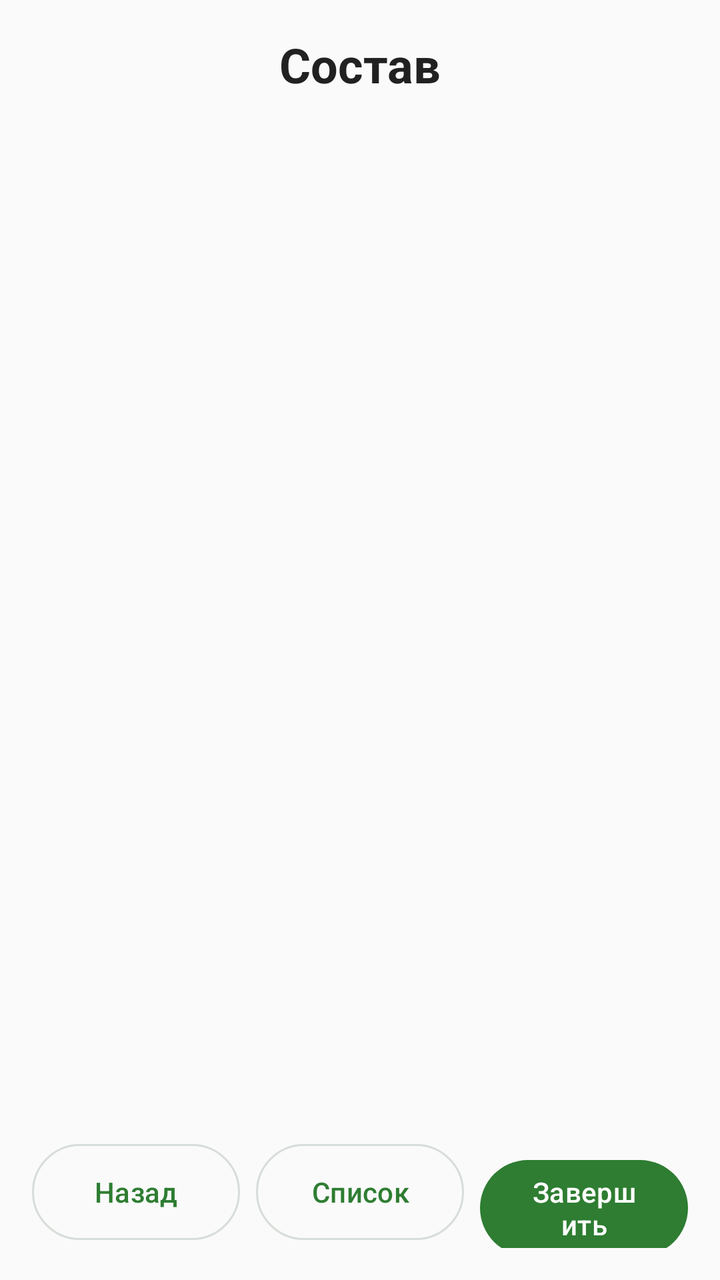
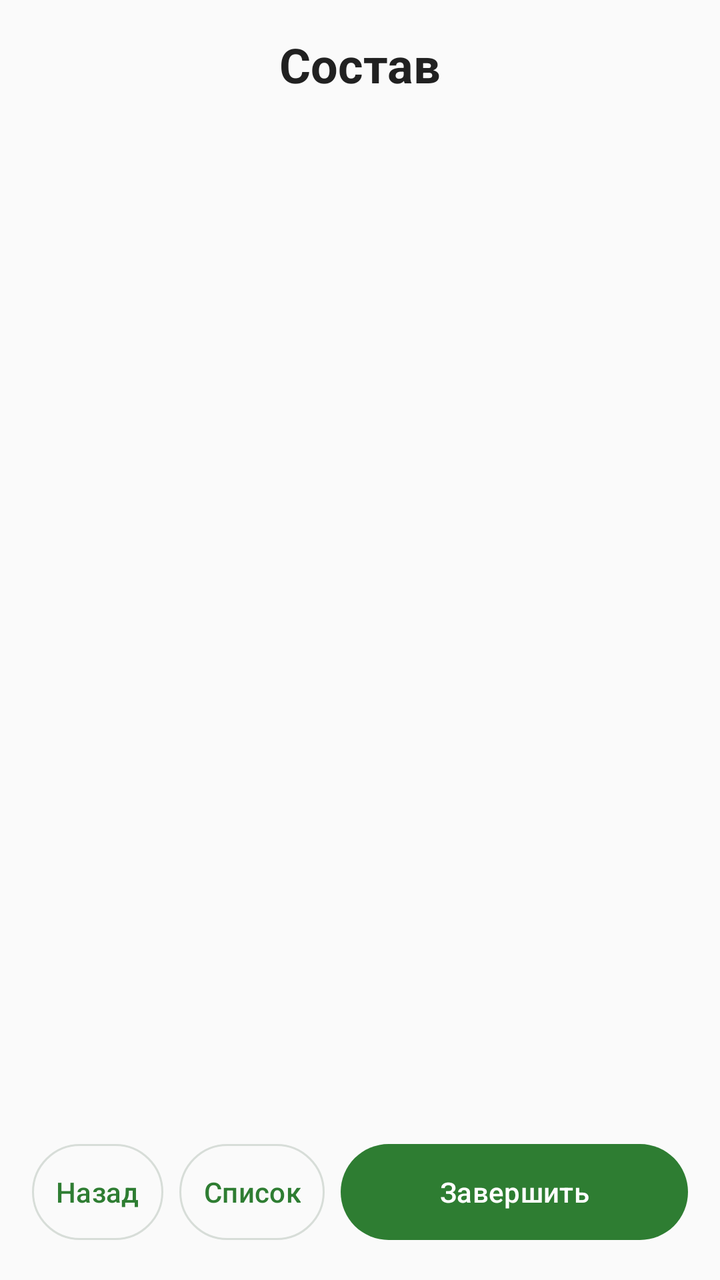

Two renders of the same Android screen: before a commit and after it. Below are the layout's source before the change and the commit's diff.
<!-- AndroidManifest.xml: application theme Theme.FastScan -->
<!-- res/layout/dialog_order_content.xml -->
<?xml version="1.0" encoding="utf-8"?>
<LinearLayout xmlns:android="http://schemas.android.com/apk/res/android"
    xmlns:app="http://schemas.android.com/apk/res-auto"
    android:layout_width="match_parent"
    android:layout_height="match_parent"
    android:background="@color/app_background"
    android:orientation="vertical"
    android:padding="16dp">

    <TextView
        android:id="@+id/tvContentTitle"
        android:layout_width="match_parent"
        android:layout_height="wrap_content"
        android:gravity="center"
        android:text="@string/order_content"
        android:textColor="@color/app_text_primary"
        android:textSize="24sp"
        android:textStyle="bold" />

    <TextView
        android:id="@+id/tvContentTracking"
        android:layout_width="match_parent"
        android:layout_height="wrap_content"
        android:gravity="center"
        android:paddingTop="4dp"
        android:textColor="@color/app_text_secondary"
        android:textSize="15sp" />

    <TextView
        android:id="@+id/tvContentSummary"
        android:layout_width="match_parent"
        android:layout_height="wrap_content"
        android:gravity="center"
        android:minHeight="40dp"
        android:padding="8dp"
        android:textColor="@color/app_primary"
        android:textStyle="bold" />

    <GridLayout
        android:id="@+id/gridContentChoices"
        android:layout_width="match_parent"
        android:layout_height="0dp"
        android:layout_weight="1"
        android:alignmentMode="alignMargins"
        android:columnCount="2"
        android:rowCount="3"
        android:useDefaultMargins="true" />

    <LinearLayout
        android:id="@+id/productActions"
        android:layout_width="match_parent"
        android:layout_height="wrap_content"
        android:layout_marginTop="6dp"
        android:orientation="horizontal"
        android:visibility="gone">

        <com.google.android.material.button.MaterialButton
            android:id="@+id/btnProductPrevious"
            style="@style/Widget.Material3.Button.OutlinedButton"
            android:layout_width="0dp"
            android:layout_height="52dp"
            android:layout_marginEnd="4dp"
            android:layout_weight="1"
            android:text="←" />

        <com.google.android.material.button.MaterialButton
            android:id="@+id/btnNewProduct"
            style="@style/Widget.Material3.Button.OutlinedButton"
            android:layout_width="0dp"
            android:layout_height="52dp"
            android:layout_marginHorizontal="4dp"
            android:layout_weight="3"
            android:text="@string/new_product"
            android:textAllCaps="false" />

        <com.google.android.material.button.MaterialButton
            android:id="@+id/btnProductNext"
            style="@style/Widget.Material3.Button.OutlinedButton"
            android:layout_width="0dp"
            android:layout_height="52dp"
            android:layout_marginStart="4dp"
            android:layout_weight="1"
            android:text="→" />
    </LinearLayout>

    <LinearLayout
        android:id="@+id/quantityPanel"
        android:layout_width="match_parent"
        android:layout_height="0dp"
        android:layout_weight="1"
        android:gravity="center"
        android:orientation="vertical"
        android:visibility="gone">

        <TextView
            android:id="@+id/tvSelectedProduct"
            android:layout_width="match_parent"
            android:layout_height="wrap_content"
            android:gravity="center"
            android:textColor="@color/app_text_primary"
            android:textSize="22sp"
            android:textStyle="bold" />

        <LinearLayout
            android:layout_width="match_parent"
            android:layout_height="wrap_content"
            android:layout_marginTop="16dp"
            android:gravity="center"
            android:orientation="horizontal">

            <com.google.android.material.button.MaterialButton
                android:id="@+id/btnQuantityMinus"
                style="@style/Widget.Material3.Button.OutlinedButton"
                android:layout_width="72dp"
                android:layout_height="64dp"
                android:text="−"
                android:textSize="26sp" />

            <TextView
                android:id="@+id/tvQuantity"
                android:layout_width="100dp"
                android:layout_height="64dp"
                android:gravity="center"
                android:text="1"
                android:textColor="@color/app_text_primary"
                android:textSize="30sp"
                android:textStyle="bold" />

            <com.google.android.material.button.MaterialButton
                android:id="@+id/btnQuantityPlus"
                android:layout_width="72dp"
                android:layout_height="64dp"
                android:text="+"
                android:textSize="26sp" />
        </LinearLayout>

        <LinearLayout
            android:layout_width="match_parent"
            android:layout_height="wrap_content"
            android:layout_marginTop="12dp"
            android:gravity="center"
            android:orientation="horizontal">

            <com.google.android.material.button.MaterialButton
                android:id="@+id/btnQuick1"
                style="@style/Widget.Material3.Button.OutlinedButton"
                android:layout_width="0dp"
                android:layout_height="56dp"
                android:layout_marginEnd="4dp"
                android:layout_weight="1"
                android:text="1" />

            <com.google.android.material.button.MaterialButton
                android:id="@+id/btnQuick2"
                style="@style/Widget.Material3.Button.OutlinedButton"
                android:layout_width="0dp"
                android:layout_height="56dp"
                android:layout_marginHorizontal="4dp"
                android:layout_weight="1"
                android:text="2" />

            <com.google.android.material.button.MaterialButton
                android:id="@+id/btnQuick3"
                style="@style/Widget.Material3.Button.OutlinedButton"
                android:layout_width="0dp"
                android:layout_height="56dp"
                android:layout_marginHorizontal="4dp"
                android:layout_weight="1"
                android:text="3" />

            <com.google.android.material.button.MaterialButton
                android:id="@+id/btnQuick4"
                style="@style/Widget.Material3.Button.OutlinedButton"
                android:layout_width="0dp"
                android:layout_height="56dp"
                android:layout_marginStart="4dp"
                android:layout_weight="1"
                android:text="4" />
        </LinearLayout>

        <LinearLayout
            android:layout_width="match_parent"
            android:layout_height="wrap_content"
            android:layout_marginTop="10dp"
            android:orientation="horizontal">

            <com.google.android.material.button.MaterialButton
                android:id="@+id/btnManualQuantity"
                style="@style/Widget.Material3.Button.OutlinedButton"
                android:layout_width="0dp"
                android:layout_height="56dp"
                android:layout_marginEnd="4dp"
                android:layout_weight="1"
                android:text="@string/manual_input"
                android:textAllCaps="false" />

            <com.google.android.material.button.MaterialButton
                android:id="@+id/btnVoiceQuantity"
                style="@style/Widget.Material3.Button.OutlinedButton"
                android:layout_width="0dp"
                android:layout_height="56dp"
                android:layout_marginStart="4dp"
                android:layout_weight="1"
                android:text="@string/voice_input"
                android:textAllCaps="false"
                app:icon="@drawable/ic_mic" />
        </LinearLayout>

        <com.google.android.material.button.MaterialButton
            android:id="@+id/btnAddContentItem"
            android:layout_width="match_parent"
            android:layout_height="60dp"
            android:layout_marginTop="12dp"
            android:text="@string/add_item"
            android:textAllCaps="false" />
    </LinearLayout>

    <LinearLayout
        android:id="@+id/reviewPanel"
        android:layout_width="match_parent"
        android:layout_height="0dp"
        android:layout_weight="1"
        android:gravity="center"
        android:orientation="vertical"
        android:visibility="gone">

        <TextView
            android:id="@+id/tvReviewPosition"
            android:layout_width="match_parent"
            android:layout_height="wrap_content"
            android:gravity="center"
            android:textColor="@color/app_text_secondary" />

        <TextView
            android:id="@+id/tvReviewItem"
            android:layout_width="match_parent"
            android:layout_height="wrap_content"
            android:gravity="center"
            android:padding="24dp"
            android:textColor="@color/app_text_primary"
            android:textSize="24sp"
            android:textStyle="bold" />

        <LinearLayout
            android:layout_width="match_parent"
            android:layout_height="wrap_content"
            android:orientation="horizontal">

            <com.google.android.material.button.MaterialButton
                android:id="@+id/btnReviewPrevious"
                style="@style/Widget.Material3.Button.OutlinedButton"
                android:layout_width="0dp"
                android:layout_height="60dp"
                android:layout_marginEnd="4dp"
                android:layout_weight="1"
                android:text="←" />

            <com.google.android.material.button.MaterialButton
                android:id="@+id/btnReviewEdit"
                android:layout_width="0dp"
                android:layout_height="60dp"
                android:layout_marginHorizontal="4dp"
                android:layout_weight="2"
                android:text="@string/change_quantity"
                android:textAllCaps="false" />

            <com.google.android.material.button.MaterialButton
                android:id="@+id/btnReviewNext"
                style="@style/Widget.Material3.Button.OutlinedButton"
                android:layout_width="0dp"
                android:layout_height="60dp"
                android:layout_marginStart="4dp"
                android:layout_weight="1"
                android:text="→" />
        </LinearLayout>

        <com.google.android.material.button.MaterialButton
            android:id="@+id/btnReviewDelete"
            style="@style/Widget.Material3.Button.OutlinedButton"
            android:layout_width="match_parent"
            android:layout_height="56dp"
            android:layout_marginTop="10dp"
            android:text="@string/delete_item"
            android:textAllCaps="false"
            android:textColor="@android:color/holo_red_dark" />
    </LinearLayout>

    <LinearLayout
        android:layout_width="match_parent"
        android:layout_height="wrap_content"
        android:layout_marginTop="8dp"
        android:orientation="horizontal">

        <com.google.android.material.button.MaterialButton
            android:id="@+id/btnContentBack"
            style="@style/Widget.Material3.Button.OutlinedButton"
            android:layout_width="0dp"
            android:layout_height="56dp"
            android:layout_marginEnd="4dp"
            android:layout_weight="1"
            android:text="@string/back_plain"
            android:textAllCaps="false" />

        <com.google.android.material.button.MaterialButton
            android:id="@+id/btnReviewContents"
            style="@style/Widget.Material3.Button.OutlinedButton"
            android:layout_width="0dp"
            android:layout_height="56dp"
            android:layout_marginHorizontal="4dp"
            android:layout_weight="1"
            android:text="@string/review_content"
            android:textAllCaps="false" />

        <com.google.android.material.button.MaterialButton
            android:id="@+id/btnContentFinish"
            android:layout_width="0dp"
            android:layout_height="56dp"
            android:layout_marginStart="4dp"
            android:layout_weight="1"
            android:text="@string/finish_content"
            android:textAllCaps="false" />
    </LinearLayout>

    <ProgressBar
        android:id="@+id/contentProgress"
        android:layout_width="wrap_content"
        android:layout_height="wrap_content"
        android:layout_gravity="center"
        android:visibility="gone" />
</LinearLayout>
<!-- resources referenced by this layout -->
<resources>
  <color name="app_background">#FAFAFA</color>
  <color name="app_primary">#2E7D32</color>
  <color name="app_text_primary">#212121</color>
  <color name="app_text_secondary">#616161</color>
  <!-- drawable ic_mic (drawable) -->
  <vector xmlns:android="http://schemas.android.com/apk/res/android"
      android:width="24dp"
      android:height="24dp"
      android:viewportWidth="24"
      android:viewportHeight="24">
      <path
          android:fillColor="#FF000000"
          android:pathData="M12,14c1.66,0 2.99,-1.34 2.99,-3L15,5c0,-1.66 -1.34,-3 -3,-3S9,3.34 9,5v6c0,1.66 1.34,3 3,3zM17.3,11c0,3 -2.54,5.1 -5.3,5.1S6.7,14 6.7,11H5c0,3.41 2.72,6.23 6,6.72V21H8v2h8v-2h-3v-3.28c3.28,-0.48 6,-3.3 6,-6.72h-1.7z" />
  </vector>
  <string name="add_item">Добавить ещё</string>
  <string name="back_plain">Назад</string>
  <string name="change_quantity">Изменить</string>
  <string name="delete_item">Удалить позицию</string>
  <string name="finish_content">Завершить</string>
  <string name="manual_input">Вручную</string>
  <string name="new_product">+ Новый товар</string>
  <string name="order_content">Состав</string>
  <string name="review_content">Список</string>
  <string name="voice_input">Голосом</string>
  <style name="Theme.FastScan" parent="Theme.Material3.DayNight.NoActionBar">
  
          
          <item name="colorPrimary">@color/app_primary</item>
          <item name="colorPrimaryVariant">@color/app_primary_dark</item>
          <item name="colorOnPrimary">@color/app_on_primary</item>
  
          <item name="colorSecondary">@color/app_primary</item>
          <item name="colorOnSecondary">@color/app_on_primary</item>
          <item name="colorSurface">@color/app_surface</item>
          <item name="colorOnSurface">@color/app_text_primary</item>
          <item name="colorOnSurfaceVariant">@color/app_text_secondary</item>
          <item name="colorOutline">@color/card_stroke</item>
          <item name="android:colorBackground">@color/app_background</item>
          <item name="android:windowBackground">@color/app_background</item>
          <item name="android:navigationBarColor">@color/app_surface</item>
  
          
          <item name="android:statusBarColor">@color/app_primary_dark</item>
          <item name="android:windowLightStatusBar">false</item>
  
      </style>
  <color name="app_primary_dark">#1B5E20</color>
  <color name="app_on_primary">#FFFFFF</color>
  <color name="app_surface">#FFFFFF</color>
  <color name="card_stroke">#D7DDD8</color>
</resources>

<!-- the commit's change to res/layout/dialog_order_content.xml (unified diff, before → after) -->
@@ -45,6 +45,17 @@
         android:columnCount="2"
         android:rowCount="3"
         android:useDefaultMargins="true" />
+
+    <com.google.android.material.button.MaterialButton
+        android:id="@+id/btnVoiceSelection"
+        style="@style/Widget.Material3.Button.OutlinedButton"
+        android:layout_width="match_parent"
+        android:layout_height="52dp"
+        android:layout_marginTop="6dp"
+        android:text="@string/voice_select"
+        android:textAllCaps="false"
+        android:visibility="gone"
+        app:icon="@drawable/ic_mic" />
 
     <LinearLayout
         android:id="@+id/productActions"
@@ -294,20 +305,22 @@
         <com.google.android.material.button.MaterialButton
             android:id="@+id/btnContentBack"
             style="@style/Widget.Material3.Button.OutlinedButton"
-            android:layout_width="0dp"
+            android:layout_width="wrap_content"
             android:layout_height="56dp"
             android:layout_marginEnd="4dp"
-            android:layout_weight="1"
+            android:minWidth="0dp"
+            android:paddingHorizontal="12dp"
             android:text="@string/back_plain"
             android:textAllCaps="false" />
 
         <com.google.android.material.button.MaterialButton
             android:id="@+id/btnReviewContents"
             style="@style/Widget.Material3.Button.OutlinedButton"
-            android:layout_width="0dp"
+            android:layout_width="wrap_content"
             android:layout_height="56dp"
             android:layout_marginHorizontal="4dp"
-            android:layout_weight="1"
+            android:minWidth="0dp"
+            android:paddingHorizontal="12dp"
             android:text="@string/review_content"
             android:textAllCaps="false" />
 
@@ -317,6 +330,8 @@
             android:layout_height="56dp"
             android:layout_marginStart="4dp"
             android:layout_weight="1"
+            android:minWidth="0dp"
+            android:paddingHorizontal="12dp"
             android:text="@string/finish_content"
             android:textAllCaps="false" />
     </LinearLayout>
<!-- resource entries referenced after the edit -->
@@ -24,6 +24,7 @@
   <string name="order_content">Состав</string>
   <string name="review_content">Список</string>
   <string name="voice_input">Голосом</string>
+  <string name="voice_select">Выбрать голосом</string>
   <style name="Theme.FastScan" parent="Theme.Material3.DayNight.NoActionBar">
   
           
